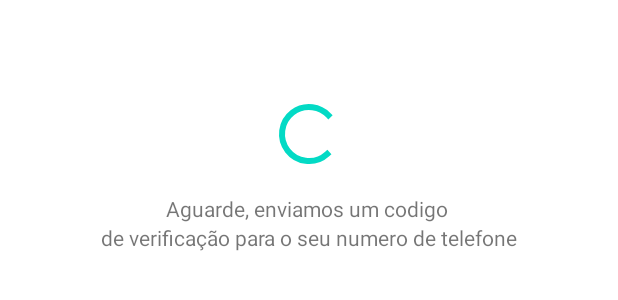
After one commit to MatheusRamosSil/CorridaFacil, an Android app: the layout alert_load_sms.xml on its own in the app's theme, with its tools: preview values and no code run, on a phone screen of 412 x 824 dp. The commit adds this screen. Shown: the top 300 px of the screen. Run offline under Robolectric (Android 15) with nearby library versions, the phone set to English and light mode, and no system bars.

Commit message:
Mudando de maquina

```diff
--- a/app/src/main/AndroidManifest.xml
+++ b/app/src/main/AndroidManifest.xml
@@ -15,8 +15,7 @@
         android:roundIcon="@mipmap/ic_launcher_round"
         android:supportsRtl="true"
         android:theme="@style/Theme.CorridaFacil">
-        <activity android:name=".WelcomeActivity"></activity>
-        <activity android:name=".Authentication.WelcomeActivity" />
+        <activity android:name=".Authentication.ui.login.LoginActivity"></activity>
         <activity android:name=".Exceptions.MensagesSystemApp" />
         <activity android:name=".Permissions.PermissionsActivity" />
         <activity android:name=".Authentication.AuthenticatonEmail" />
@@ -33,7 +32,7 @@
             android:label="@string/title_activity_maps" />
         <activity android:name=".MainActivity" />
         <activity
-            android:name=".Authentication.ui.login.LoginActivity"
+            android:name=".WelcomeActivity"
             android:label="@string/app_name"
             android:theme="@style/Theme.CorridaFacil.NoActionBar">
             <intent-filter>
--- /dev/null
+++ b/app/src/main/res/layout/alert_load_sms.xml
@@ -0,0 +1,42 @@
+<?xml version="1.0" encoding="utf-8"?>
+<androidx.constraintlayout.widget.ConstraintLayout xmlns:android="http://schemas.android.com/apk/res/android"
+    xmlns:app="http://schemas.android.com/apk/res-auto"
+    xmlns:tools="http://schemas.android.com/tools"
+    android:layout_width="match_parent"
+    android:layout_height="wrap_content"
+    android:padding="50dp">
+
+    <ProgressBar
+        android:id="@+id/progressBar"
+        style="?android:attr/progressBarStyle"
+        android:layout_width="wrap_content"
+        android:layout_height="wrap_content"
+        app:layout_constraintBottom_toBottomOf="parent"
+        app:layout_constraintEnd_toEndOf="parent"
+        app:layout_constraintStart_toStartOf="parent"
+        app:layout_constraintTop_toTopOf="parent"
+        app:layout_constraintVertical_bias="0.22000003" />
+
+    <TextView
+        android:id="@+id/textView3"
+        android:layout_width="wrap_content"
+        android:layout_height="wrap_content"
+        android:layout_marginTop="16dp"
+        android:text="Aguarde, enviamos um codigo "
+        app:layout_constraintBottom_toBottomOf="parent"
+        app:layout_constraintEnd_toEndOf="parent"
+        app:layout_constraintStart_toStartOf="parent"
+        app:layout_constraintTop_toBottomOf="@+id/progressBar"
+        app:layout_constraintVertical_bias="0.0" />
+
+    <TextView
+        android:id="@+id/textView4"
+        android:layout_width="wrap_content"
+        android:layout_height="wrap_content"
+        android:text="de verificação para o seu numero de telefone"
+        app:layout_constraintBottom_toBottomOf="parent"
+        app:layout_constraintEnd_toEndOf="parent"
+        app:layout_constraintStart_toStartOf="parent"
+        app:layout_constraintTop_toBottomOf="@+id/textView3"
+        app:layout_constraintVertical_bias="0.0" />
+</androidx.constraintlayout.widget.ConstraintLayout>
```
Also changed, not shown: app/src/main/java/com/example/corridafacil/AlertsViews/Alerts.kt (added, +26 -0 lines), app/src/main/java/com/example/corridafacil/Authentication/AuthenticationPhone.kt (+9 -30 lines), app/src/main/java/com/example/corridafacil/Authentication/MCallback.kt (added, +39 -0 lines), app/src/main/java/com/example/corridafacil/Authentication/Register/Formularios/SegundoFormulario.kt (added, +82 -0 lines), app/src/main/java/com/example/corridafacil/WelcomeActivity.kt (+22 -0 lines), 6 other files.
